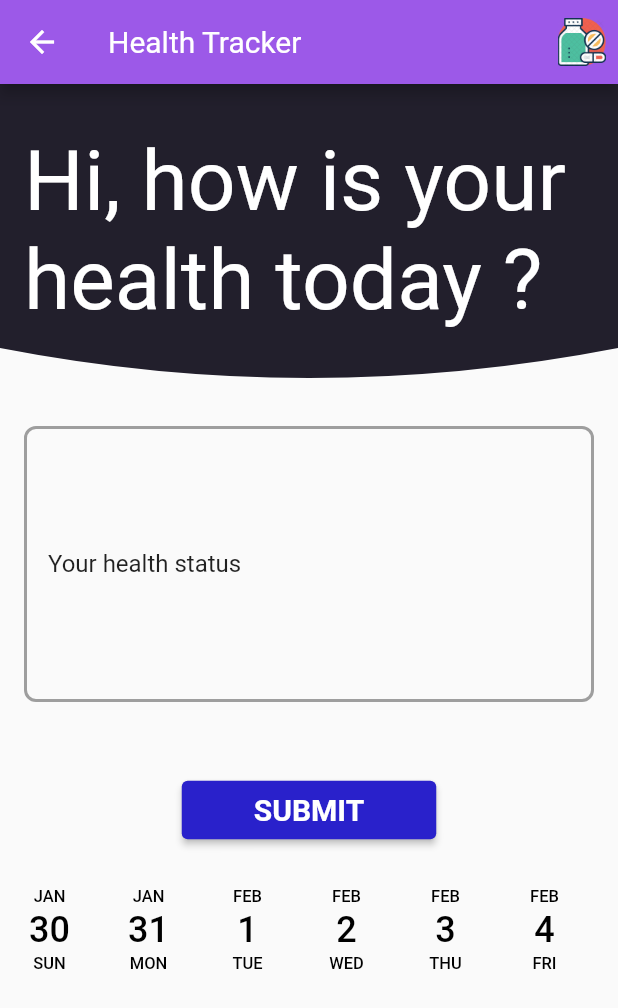
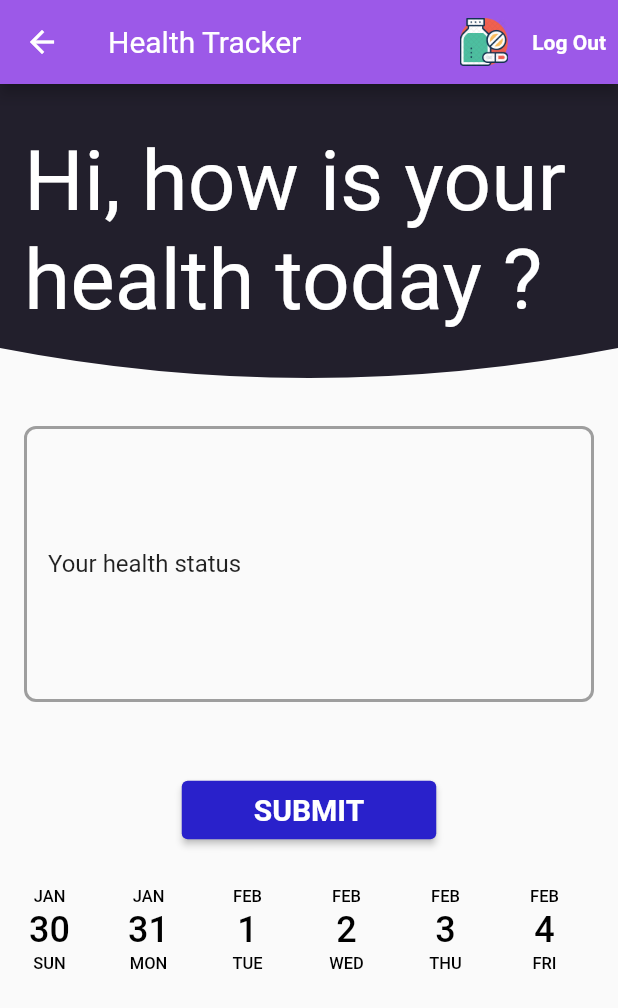
Before and after one commit to shhdwi/Pocket-Doc, a Flutter app: the UserHomePage screen opened directly, on a phone screen of 412 x 824 dp. Shown: the top 1008 px of the screen. Run offline on Flutter 3.47's test engine with Material 2 defaults, Android fonts, the phone set to English and light mode, and no system bars; drawn by our look-alikes of date_picker_timeline, velocity_x; our stand-ins replace cloud_firestore, firebase_auth, firebase_core, flutter_local_notifications, get, get_storage and 4 more; accounts and stored records are empty; network calls fail.

Commit message:
button added

```diff
--- a/lib/screens/user_homepage.dart
+++ b/lib/screens/user_homepage.dart
@@ -1,10 +1,12 @@
 import 'package:cloud_firestore/cloud_firestore.dart';
 import 'package:flutter/material.dart';
 import 'package:date_picker_timeline/date_picker_timeline.dart';
+import 'package:pocket_doc/services/auth.dart';
 import 'package:provider/provider.dart';
 import 'package:velocity_x/velocity_x.dart';
 
 import '../services/UserModel.dart';
+import 'MedRem.dart';
 
 class UserHomePage extends StatefulWidget {
   UserHomePage({Key? key}) : super(key: key);
@@ -70,7 +72,18 @@ class _UserHomePageState extends State<UserHomePage> {
       appBar: AppBar(
         title: const Text("Health Tracker"),
         actions: <Widget>[
-          IconButton(onPressed: null, icon: Image.asset('assets/images/medrem.png'), tooltip: 'Medicine Cabinet',)
+          IconButton(
+            onPressed: () {Navigator.push(
+              context,
+              MaterialPageRoute(builder: (context) => const MedRem()),
+            );},
+            icon: Image.asset('assets/images/medrem.png'),
+            tooltip: 'Medicine Cabinet',
+            ),
+            const TextButton(
+              onPressed: null,
+              child: Text("Log Out", style: TextStyle(color: Colors.white, fontWeight: FontWeight.bold),)
+            )
         ],
       ),
       resizeToAvoidBottomInset: false,
--- a/pubspec.yaml
+++ b/pubspec.yaml
@@ -76,6 +76,7 @@ flutter:
   # To add assets to your application, add an assets section, like this:
   assets:
     - assets/images/medrem.png
+    - assets/images/doc.png
   #   - images/a_dot_ham.jpeg
 
   # An image asset can refer to one or more resolution-specific "variants", see
```
Also changed, not shown: lib/screens/MedRem.dart (+20 -6 lines), assets/images/doc.png (added).
